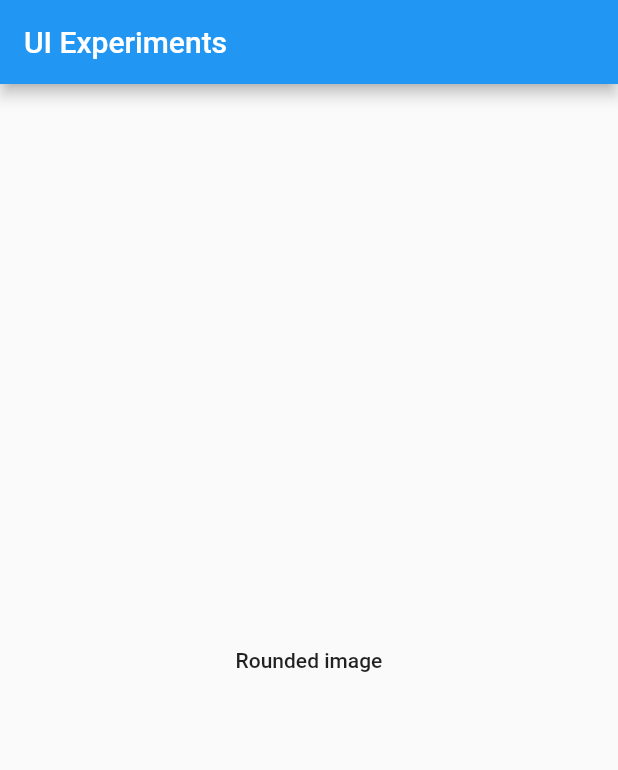
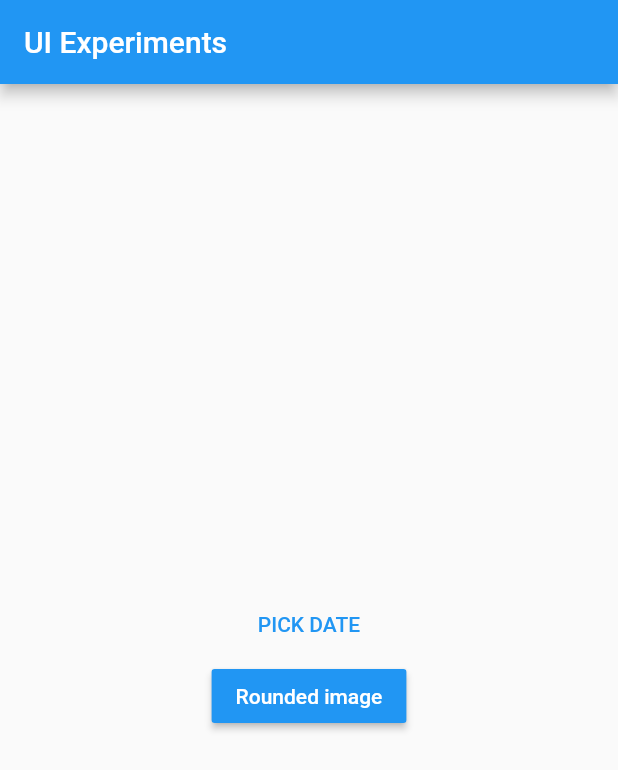
Before and after one commit to aubykhan/flutter-ui-experiments, a Flutter app: the screen it shows after launch, on a phone screen of 412 x 824 dp. Shown: the top 770 px of the screen. Run offline on Flutter 3.47's test engine with Material 2 defaults, Android fonts, the phone set to English and light mode, and no system bars.

Commit message:
Add date time picker sample for a friend ;)

```diff
--- a/lib/main.dart
+++ b/lib/main.dart
@@ -37,7 +37,10 @@ class MyHomePage extends StatelessWidget {
         child: new Column(
           mainAxisAlignment: MainAxisAlignment.center,
           children: <Widget>[
+            new DatePicker(),
             new MaterialButton(
+              color: Theme.of(context).accentColor,
+              textColor: Colors.white,
               onPressed: () {
                 Navigator.of(context).pushNamed('/rounded_image');
               },
@@ -49,3 +52,32 @@ class MyHomePage extends StatelessWidget {
     );
   }
 }
+
+class DatePicker extends StatefulWidget {
+  @override
+  _DatePickerState createState() => new _DatePickerState();
+}
+
+class _DatePickerState extends State<DatePicker> {
+  DateTime _date;
+
+  @override
+  Widget build(BuildContext context) {
+    return new FlatButton(
+      child: new Text(
+        _date == null ? 'PICK DATE' : _date.toString(),
+      ),
+      textColor: Theme.of(context).accentColor,
+      onPressed: () async {
+        var date = await showDatePicker(
+          context: context,
+          initialDate: new DateTime.now(),
+          firstDate: new DateTime.now().add(new Duration(days: -20)),
+          lastDate: new DateTime.now().add(new Duration(days: 300)),
+        );
+
+        setState(() => _date = date);
+      },
+    );
+  }
+}
--- a/lib/rounded_image.dart
+++ b/lib/rounded_image.dart
@@ -12,7 +12,7 @@ class RoundedImageScreen extends StatelessWidget {
           mainAxisAlignment: MainAxisAlignment.spaceEvenly,
           children: <Widget>[
             new Image.network(
-              'http://zblogged.com/wp-content/uploads/2015/11/17.jpg',
+              'https://static.pexels.com/photos/693795/pexels-photo-693795.jpeg',
               width: 100.0,
               height: 100.0,
             ),
@@ -22,7 +22,7 @@ class RoundedImageScreen extends StatelessWidget {
               child: new CircleAvatar(
                 radius: 50.0,
                 backgroundImage: new NetworkImage(
-                  'http://zblogged.com/wp-content/uploads/2015/11/17.jpg',
+                  'https://static.pexels.com/photos/693795/pexels-photo-693795.jpeg',
                 ),
               ),
             ),
@@ -35,7 +35,7 @@ class RoundedImageScreen extends StatelessWidget {
                 decoration: new BoxDecoration(
                     image: new DecorationImage(
                       image: new NetworkImage(
-                          'http://zblogged.com/wp-content/uploads/2015/11/17.jpg'),
+                          'https://static.pexels.com/photos/693795/pexels-photo-693795.jpeg'),
                       fit: BoxFit.cover,
                     ),
                     borderRadius:
```
